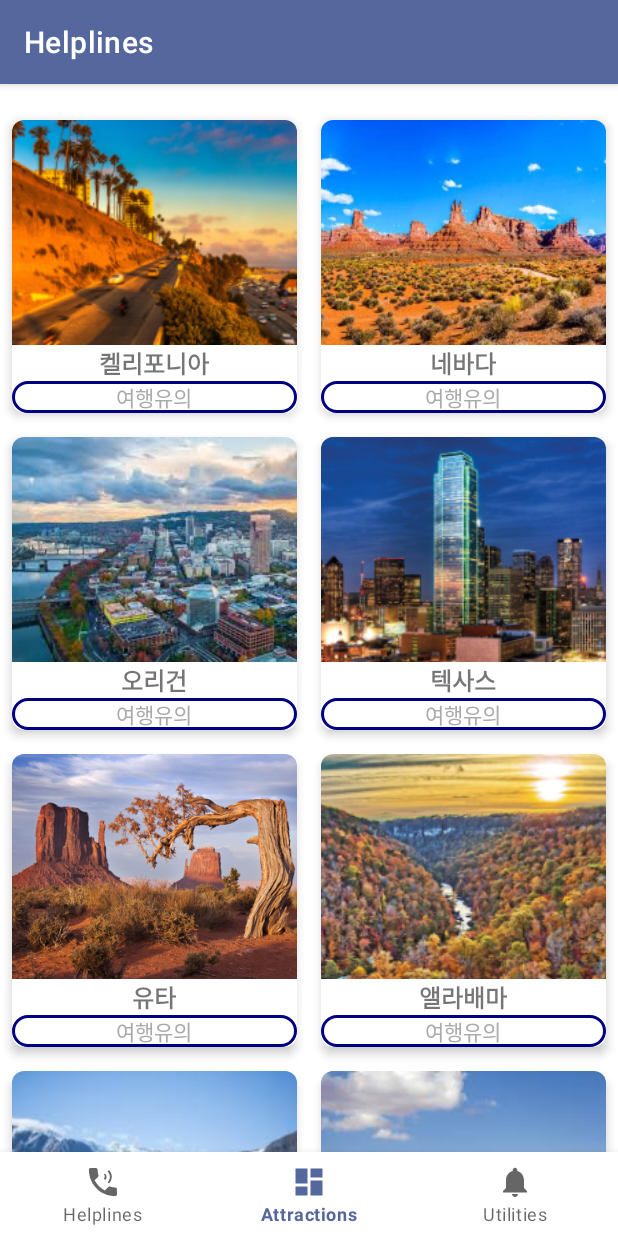
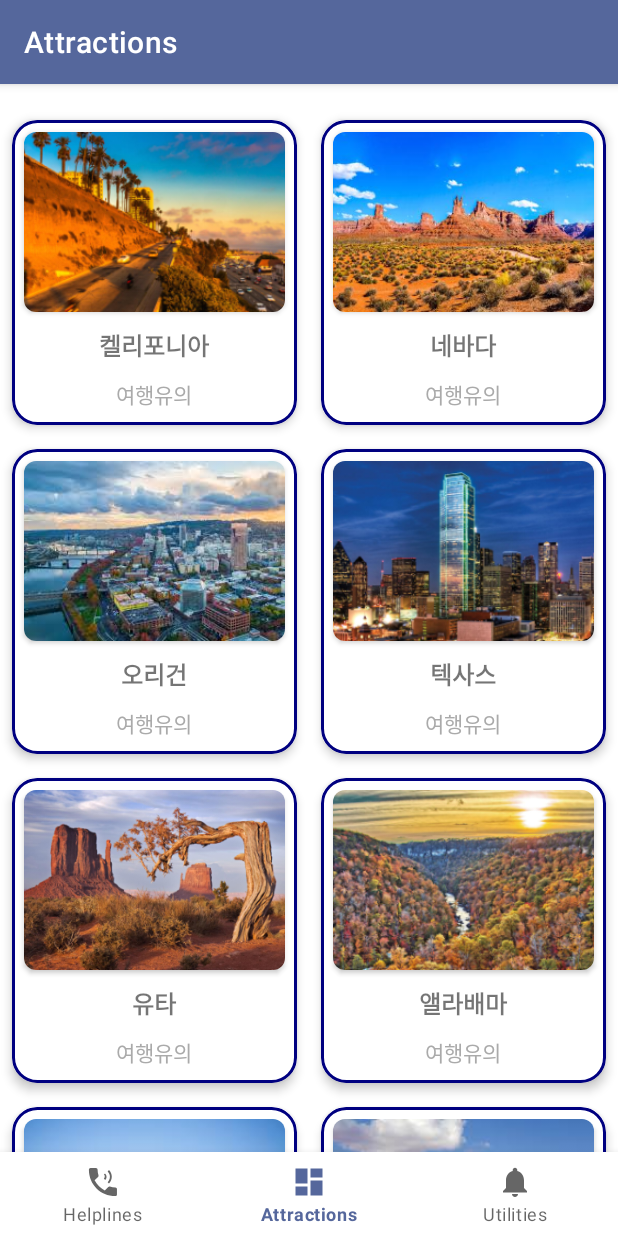
Before and after one commit to bamnamu/flow_camp, an Android app: the screen it shows after launch (MainActivity), item 2 of the bottom bar chosen, on a phone screen of 412 x 824 dp. Run offline under Robolectric (Android 15) with nearby library versions, the phone set to English and light mode, and no system bars; our stand-ins replace navigation-ui; pictures from the network do not load.

Commit message:
end of end

```diff
--- a/app/src/main/java/com/example/flowcamp_week1/MainActivity.kt
+++ b/app/src/main/java/com/example/flowcamp_week1/MainActivity.kt
@@ -47,15 +47,25 @@ class MainActivity : AppCompatActivity() {
         val adapter = ViewPagerAdapter(this, fragments)
         viewPager.adapter = adapter
 
-        // NavHostFragment 초기 상태 숨기기
+        // 초기 상태 설정
+        viewPager.currentItem = 0
+        navView.menu.getItem(0).isChecked = true
+        supportActionBar?.title = "Helplines" // 초기 제목 설정
         navHostFragment.visibility = View.GONE
 
-        // 슬라이드와 BottomNavigationView 동기화
+        // ViewPager2 슬라이드와 BottomNavigationView 동기화
         viewPager.registerOnPageChangeCallback(object : ViewPager2.OnPageChangeCallback() {
             override fun onPageSelected(position: Int) {
                 super.onPageSelected(position)
                 navHostFragment.visibility = View.GONE // ViewPager2 사용 중 NavHostFragment 숨기기
                 navView.menu.getItem(position).isChecked = true
+                // 페이지 전환 시 상단 제목 업데이트
+                supportActionBar?.title = when (position) {
+                    0 -> "Helplines"
+                    1 -> "Attractions"
+                    2 -> "Utilities"
+                    else -> "Utilities"
+                }
             }
         })
 
--- a/app/src/main/java/com/example/flowcamp_week1/ui/dashboard/DashboardFragment.kt
+++ b/app/src/main/java/com/example/flowcamp_week1/ui/dashboard/DashboardFragment.kt
@@ -135,7 +135,8 @@ class DashboardFragment : Fragment() {
                     toggleItemSelection(clickedItem.id)
                 }
             },
-            onPhotoLongClick = { enableMultiSelectMode() },
+            onPhotoLongClick = { enableMultiSelectMode()
+                Log.d("DashboardFragment", "롱클릭 이벤트 발생, 다중 선택 모드 활성화")},
             isMultiSelectMode = isMultiSelectMode,
             selectedItems = selectedItems,
             onItemSelected = { id, isSelected ->
@@ -148,6 +149,7 @@ class DashboardFragment : Fragment() {
         binding.backButton.visibility = if (isBackButtonVisible || isMultiSelectMode) View.VISIBLE else View.GONE
         binding.addButton.visibility = if (!isMultiSelectMode&&isBackButtonVisible) View.VISIBLE else View.GONE
         binding.actionButtons.visibility = if (isMultiSelectMode) View.VISIBLE else View.GONE
+        Log.d("DashboardFragment", "$isMultiSelectMode")
     }
 
     private fun saveImageToInternalStorage(uri: Uri, fileName: String): String {
@@ -244,12 +246,14 @@ class DashboardFragment : Fragment() {
     private fun enableMultiSelectMode() {
         isMultiSelectMode = true
         selectedItems.clear()
+        binding.recyclerView.adapter?.notifyDataSetChanged()
         showPhotoData(currentPhotoData)
     }
 
     private fun disableMultiSelectMode() {
         isMultiSelectMode = false
         selectedItems.clear()
+        binding.recyclerView.adapter?.notifyDataSetChanged()
         showPhotoData(currentPhotoData)
     }
 
--- a/app/src/main/java/com/example/flowcamp_week1/ui/dashboard/photo_adpater.kt
+++ b/app/src/main/java/com/example/flowcamp_week1/ui/dashboard/photo_adpater.kt
@@ -1,6 +1,7 @@
 package com.example.flowcamp_week1.ui.dashboard
 
 import android.net.Uri
+import android.util.Log
 import android.view.LayoutInflater
 import android.view.View
 import android.view.ViewGroup
@@ -59,16 +60,16 @@ class PhotoAdapter(
         holder.textView.text = photo.description
         holder.extraInfoView.text = photo.extrainfo // extrainfo 표시
 
-        if (photo.extrainfo == "여행유의") {
-            holder.extraInfoView.setBackgroundResource(R.drawable.tab2_blue_border) // 남색 테두리
-        } else if (photo.extrainfo == "여행안전") {
-            holder.extraInfoView.setBackgroundResource(R.drawable.tab2_white_border)
-        } else {
-            holder.extraInfoView.setBackgroundResource(0) // 기본 배경
+        val cardBackground = holder.itemView.findViewById<View>(R.id.cardBackground)
+        when (photo.extrainfo) {
+            "여행유의" -> cardBackground.setBackgroundResource(R.drawable.tab2_blue_border) // 남색 테두리
+            "여행안전" -> cardBackground.setBackgroundResource(R.drawable.tab2_white_border) // 흰색 테두리
+            else -> cardBackground.setBackgroundResource(R.drawable.tab2_white_border) // 기본 배경
         }
 
         // 체크박스 처리
         holder.checkBox.visibility = if (isMultiSelectMode) View.VISIBLE else View.GONE
+        Log.d("DashboardFragment", "checkbox : $isMultiSelectMode")
         holder.checkBox.isChecked = selectedItems.contains(photo.id)
 
         holder.checkBox.setOnCheckedChangeListener { _, isChecked ->
@@ -88,8 +89,13 @@ class PhotoAdapter(
 
         // 꾹 누르기 이벤트 처리
         holder.itemView.setOnLongClickListener {
-            onPhotoLongClick(photo)
-            true
+            if(photo.parent_id!=0){
+                onPhotoLongClick(photo)
+                true
+            }
+            else{
+                false
+            }
         }
     }
 
--- a/app/src/main/java/com/example/flowcamp_week1/ui/notifications/NotificationsFragment.kt
+++ b/app/src/main/java/com/example/flowcamp_week1/ui/notifications/NotificationsFragment.kt
@@ -41,6 +41,8 @@ import kotlin.math.min
 import kotlinx.coroutines.launch
 import kotlinx.coroutines.withContext
 import javax.net.ssl.*
+import java.text.SimpleDateFormat
+import java.util.Calendar
 
 
 
@@ -54,6 +56,8 @@ class NotificationsFragment : Fragment() {
 
     // 임시 환율값. API 결과로 업데이트됨.
     private var exchangeRate = 1000.0
+
+    private var search_date=LocalDate.now()
 
     // OkHttpClient 인스턴스 생성 (SSL 검증 비활성화 포함)
     private val client: OkHttpClient by lazy { getUnsafeOkHttpClient() }
@@ -71,7 +75,7 @@ class NotificationsFragment : Fragment() {
         val root = binding.root
 
         // 환율 호출
-        fetchExchangeRate()
+        fetchExchangeRate(search_date, 5)
 
         // EditText TextWatcher 설정
         setupTextWatchers()
@@ -315,14 +319,13 @@ class NotificationsFragment : Fragment() {
      * 환율 API를 호출하여 최신 데이터를 가져오는 함수
      */
     @RequiresApi(Build.VERSION_CODES.O)
-    private fun fetchExchangeRate() {
+    private fun fetchExchangeRate(date: LocalDate, count: Int) {
         CoroutineScope(Dispatchers.IO).launch {
             val authKey = "GkWSnQO1HtS8mCK47jMqVaSra3htcuXj"
-            val searchDate = LocalDate.now().format(DateTimeFormatter.ofPattern("yyyyMMdd"))
+            val searchDate = date.format(DateTimeFormatter.ofPattern("yyyyMMdd"))
             val data = "AP01"
             val baseURL = "https://www.koreaexim.go.kr"
             var currentURL = "$baseURL/site/program/financial/exchangeJSON?authkey=$authKey&searchdate=$searchDate&data=$data"
-
             val visitedUrls = mutableSetOf<String>()
             var redirectCount = 0
             val maxRedirects = 10
@@ -370,6 +373,10 @@ class NotificationsFragment : Fragment() {
                             Log.d("OkHttpRedirect", "Response Body: $body")
 
                             val extractedRate = extractDealBasR(body, "USD")?.replace(",", "") ?: "데이터 오류"
+                            if(extractedRate=="데이터 오류" && count != 0){
+                                Log.d("OkHttpRedirect", "error")
+                                fetchExchangeRate(date.minusDays(1), count-1)
+                            }
                             exchangeRate = extractDealBasR(body, "USD")?.replace(",", "")?.toDoubleOrNull() ?: 0.0
                             Log.d("OkHttpRedirect", "Rate : $exchangeRate")
                             withContext(Dispatchers.Main) {
--- a/app/src/main/res/layout/item_photo.xml
+++ b/app/src/main/res/layout/item_photo.xml
@@ -1,25 +1,51 @@
 <androidx.cardview.widget.CardView
     xmlns:android="http://schemas.android.com/apk/res/android"
     xmlns:app="http://schemas.android.com/apk/res-auto"
+    android:id="@+id/cardBackground"
     android:layout_width="match_parent"
     android:layout_height="wrap_content"
     android:layout_margin="8dp"
     app:cardCornerRadius="8dp"
-    app:cardElevation="4dp">
+    app:cardElevation="4dp"
+    android:background="@android:color/white">
 
     <androidx.constraintlayout.widget.ConstraintLayout
         android:layout_width="match_parent"
         android:layout_height="wrap_content">
 
-        <!-- 이미지 -->
-        <ImageView
-            android:id="@+id/imageView"
+        <!-- 이미지 전용 CardView -->
+        <androidx.cardview.widget.CardView
+            android:id="@+id/imageCardView"
             android:layout_width="0dp"
-            android:layout_height="150dp"
-            android:scaleType="centerCrop"
+            android:layout_height="120dp"
+            app:cardCornerRadius="8dp"
+            android:layout_margin="8dp"
+            app:cardElevation="2dp"
             app:layout_constraintTop_toTopOf="parent"
             app:layout_constraintStart_toStartOf="parent"
-            app:layout_constraintEnd_toEndOf="parent" />
+            app:layout_constraintEnd_toEndOf="parent">
+
+            <ImageView
+                android:id="@+id/imageView"
+                android:layout_width="match_parent"
+                android:layout_height="match_parent"
+                android:scaleType="centerCrop" />
+        </androidx.cardview.widget.CardView>
+
+        <!-- 체크박스 (이미지보다 나중에 선언) -->
+        <CheckBox
+            android:id="@+id/checkBox"
+            android:layout_width="wrap_content"
+            android:layout_height="wrap_content"
+            android:layout_margin="8dp"
+            android:visibility="gone"
+            android:elevation="10dp"
+            android:layout_marginEnd="8dp"
+            android:translationX="14dp"
+            android:translationY="-14dp"
+            android:buttonTint="@android:color/white"
+            app:layout_constraintTop_toTopOf="@id/imageCardView"
+            app:layout_constraintEnd_toEndOf="@id/imageCardView" />
 
         <!-- 텍스트 -->
         <TextView
@@ -29,8 +55,10 @@
             android:text="사진 설명"
             android:textSize="16sp"
             android:textStyle="bold"
+            android:paddingTop="10dp"
+            android:paddingBottom="10dp"
             android:gravity="center"
-            app:layout_constraintTop_toBottomOf="@id/imageView"
+            app:layout_constraintTop_toBottomOf="@id/imageCardView"
             app:layout_constraintStart_toStartOf="parent"
             app:layout_constraintEnd_toEndOf="parent" />
 
@@ -43,21 +71,12 @@
             android:textSize="14sp"
             android:textColor="@android:color/darker_gray"
             android:gravity="center"
+            android:paddingBottom="10dp"
             app:layout_constraintTop_toBottomOf="@id/textView"
             app:layout_constraintStart_toStartOf="parent"
             app:layout_constraintEnd_toEndOf="parent"
             android:ellipsize="end"
             android:maxLines="1" />
 
-        <!-- 체크박스 -->
-        <CheckBox
-            android:id="@+id/checkBox"
-            android:layout_width="wrap_content"
-            android:layout_height="wrap_content"
-            android:layout_marginEnd="8dp"
-            android:visibility="gone"
-            app:layout_constraintTop_toTopOf="@id/imageView"
-            app:layout_constraintEnd_toEndOf="parent" />
-
     </androidx.constraintlayout.widget.ConstraintLayout>
 </androidx.cardview.widget.CardView>
```
